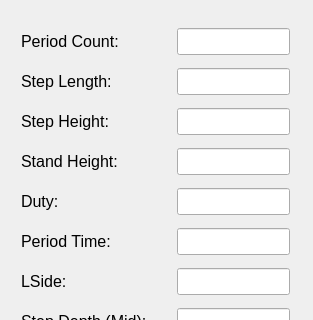
Before: the Qt Designer form RobotUI/ParamSetWindow.ui in bearves/LegActiveComplianceTest, drawn with Qt 5; both pictures show x 0 to 313 and y 0 to 320 of the 313 by 472 pixel window.
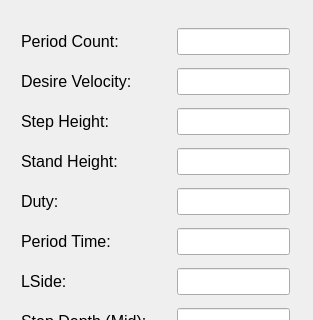
After: the same form once the commit is applied.

```diff
--- a/RobotUI/ParamSetWindow.ui
+++ b/RobotUI/ParamSetWindow.ui
@@ -88,7 +88,7 @@
             </font>
            </property>
            <property name="text">
-            <string>Step Length:</string>
+            <string>Desire Velocity:</string>
            </property>
           </widget>
          </item>
```
